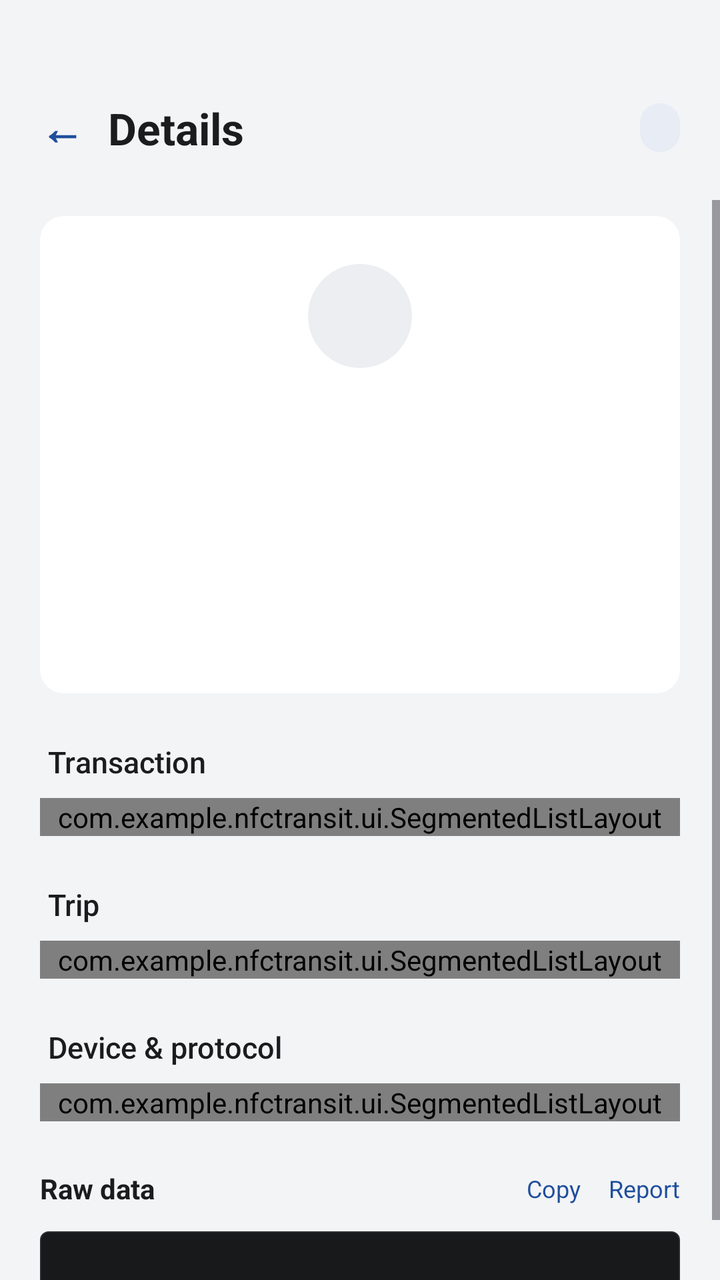
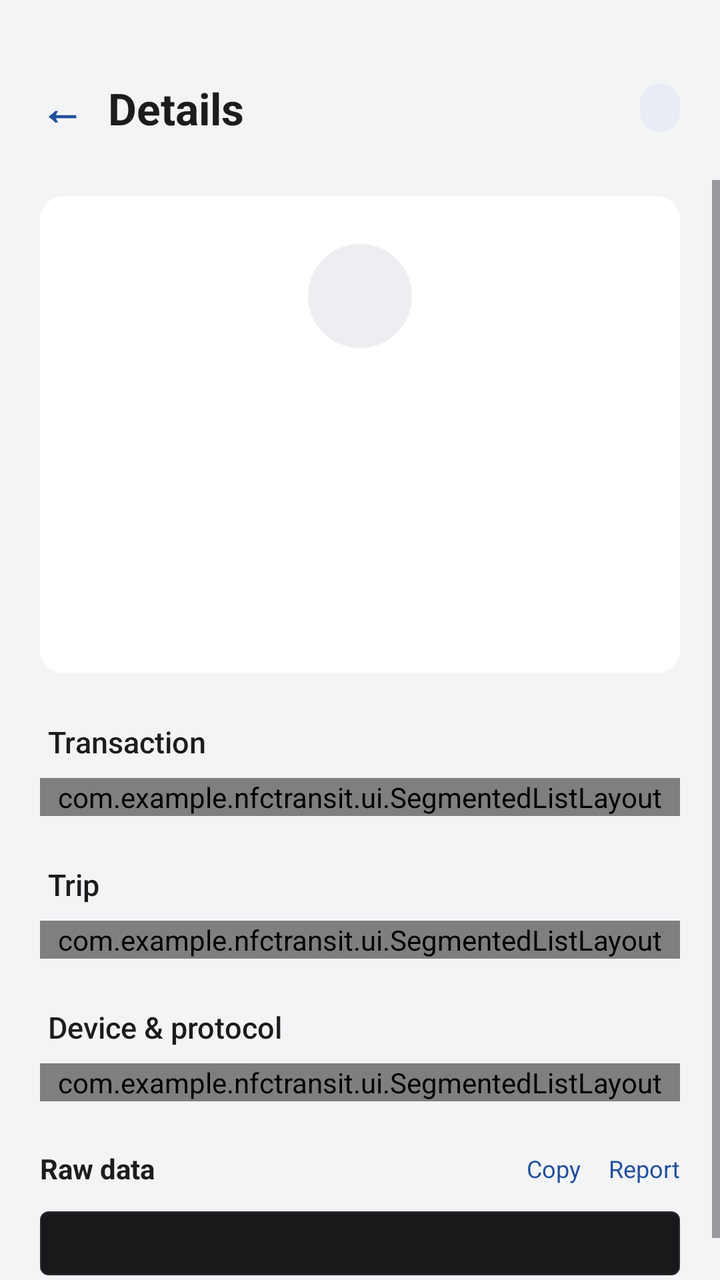

The first picture is an Android layout as it rendered before a commit; the second is the same layout after the commit. The layout source and the unified diff follow.
<!-- AndroidManifest.xml: application theme Theme.TransitU -->
<!-- res/layout/fragment_transaction_detail.xml -->
<?xml version="1.0" encoding="utf-8"?>
<LinearLayout xmlns:android="http://schemas.android.com/apk/res/android"
    android:layout_width="match_parent"
    android:layout_height="match_parent"
    android:orientation="vertical"
    android:background="@color/paper">

        
        <View
            android:layout_width="match_parent"
            android:layout_height="@dimen/status_bar_spacer_height" />

        
        <LinearLayout
            android:layout_width="match_parent"
            android:layout_height="wrap_content"
            android:orientation="horizontal"
            android:paddingStart="11dp"
            android:paddingEnd="20dp"
            android:paddingTop="20dp"
            android:paddingBottom="16dp"
            android:gravity="center_vertical">

            <TextView
                android:id="@+id/btnBack"
                style="@style/BackButton"
                android:text="←"
                android:textColor="@color/accent"
                android:textSize="22sp"
                android:textStyle="bold" />

            <TextView
                android:layout_width="0dp"
                android:layout_height="wrap_content"
                android:layout_weight="1"
                android:text="@string/txn_detail_title"
                android:textColor="@color/ink"
                android:textSize="22sp"
                android:textStyle="bold" />

            <LinearLayout
                android:id="@+id/cardBadge"
                android:layout_width="wrap_content"
                android:layout_height="wrap_content"
                android:background="@drawable/bg_card_badge"
                android:paddingStart="10dp"
                android:paddingEnd="10dp"
                android:paddingTop="4dp"
                android:paddingBottom="4dp">

                <TextView
                    android:id="@+id/tvCardBadge"
                    android:layout_width="wrap_content"
                    android:layout_height="wrap_content"
                    android:text=""
                    android:textColor="@color/accent"
                    android:textSize="12sp"
                    android:textStyle="bold"
                    android:maxWidth="140dp"
                    android:maxLines="1"
                    android:ellipsize="end" />
            </LinearLayout>
        </LinearLayout>

        
        <ScrollView
            android:layout_width="match_parent"
            android:layout_height="match_parent"
            android:background="@color/paper">

            <LinearLayout
                android:layout_width="match_parent"
                android:layout_height="wrap_content"
                android:orientation="vertical">

        
        <LinearLayout
            android:layout_width="match_parent"
            android:layout_height="wrap_content"
            android:layout_marginStart="20dp"
            android:layout_marginTop="8dp"
            android:layout_marginEnd="20dp"
            android:background="@drawable/bg_card_plain"
            android:gravity="center_horizontal"
            android:orientation="vertical"
            android:paddingStart="20dp"
            android:paddingTop="24dp"
            android:paddingEnd="20dp"
            android:paddingBottom="20dp">

            <TextView
                android:id="@+id/tvHeroIcon"
                android:layout_width="52dp"
                android:layout_height="52dp"
                android:background="@drawable/bg_icon_circle"
                android:gravity="center"
                android:importantForAccessibility="no"
                android:textSize="20sp" />

            <TextView
                android:id="@+id/tvAmountHeader"
                android:layout_width="wrap_content"
                android:layout_height="wrap_content"
                android:layout_marginTop="12dp"
                android:fontFamily="sans-serif-medium"
                android:includeFontPadding="false"
                android:textColor="@color/ink"
                android:textSize="40sp"
                android:textStyle="bold" />

            <TextView
                android:id="@+id/tvHeroTitle"
                android:layout_width="wrap_content"
                android:layout_height="wrap_content"
                android:layout_marginTop="10dp"
                android:fontFamily="sans-serif-medium"
                android:gravity="center"
                android:textColor="@color/ink"
                android:textSize="17sp" />

            <TextView
                android:id="@+id/tvHeroSubtitle"
                android:layout_width="wrap_content"
                android:layout_height="wrap_content"
                android:layout_marginTop="4dp"
                android:gravity="center"
                android:textColor="@color/ink_3"
                android:textSize="13sp" />

            <LinearLayout
                android:layout_width="wrap_content"
                android:layout_height="wrap_content"
                android:layout_marginTop="12dp"
                android:gravity="center_vertical"
                android:orientation="horizontal">

                
                <TextView
                    android:id="@+id/tvHeroDirection"
                    android:layout_width="wrap_content"
                    android:layout_height="24dp"
                    android:layout_marginEnd="8dp"
                    android:gravity="center"
                    android:paddingStart="10dp"
                    android:paddingEnd="10dp"
                    android:textSize="12sp"
                    android:visibility="gone" />

                <TextView
                    android:id="@+id/tvHeroTime"
                    android:layout_width="wrap_content"
                    android:layout_height="wrap_content"
                    android:textColor="@color/ink_3"
                    android:textSize="13sp" />
            </LinearLayout>
        </LinearLayout>

        
        <LinearLayout
            android:id="@+id/detailRowsContainer"
            android:layout_width="match_parent"
            android:layout_height="wrap_content"
            android:orientation="vertical"
            android:paddingBottom="8dp">

            <TextView
                style="@style/DetailSectionTitle"
                android:text="@string/txn_detail_info" />

            <com.example.nfctransit.ui.SegmentedListLayout
                android:id="@+id/sectionTxn"
                style="@style/DetailSectionCard" />

            <LinearLayout
                android:id="@+id/sectionTripWrap"
                android:layout_width="match_parent"
                android:layout_height="wrap_content"
                android:orientation="vertical">

                <TextView
                    style="@style/DetailSectionTitle"
                    android:text="@string/txn_detail_trip" />

                <com.example.nfctransit.ui.SegmentedListLayout
                    android:id="@+id/sectionTrip"
                    style="@style/DetailSectionCard" />
            </LinearLayout>

            <TextView
                style="@style/DetailSectionTitle"
                android:text="@string/txn_detail_device" />

            <com.example.nfctransit.ui.SegmentedListLayout
                android:id="@+id/sectionDevice"
                style="@style/DetailSectionCard" />
        </LinearLayout>

        
        <LinearLayout
            android:layout_width="match_parent"
            android:layout_height="wrap_content"
            android:orientation="vertical"
            android:paddingStart="20dp"
            android:paddingTop="16dp"
            android:paddingEnd="20dp"
            android:paddingBottom="24dp">

            <LinearLayout
                android:layout_width="match_parent"
                android:layout_height="wrap_content"
                android:orientation="horizontal"
                android:gravity="center_vertical"
                android:paddingBottom="12dp">

                <TextView
                    android:layout_width="0dp"
                    android:layout_height="wrap_content"
                    android:layout_weight="1"
                    android:text="@string/label_raw_data"
                    android:textColor="@color/ink"
                    android:textSize="14sp"
                    android:textStyle="bold" />

                <TextView
                    android:id="@+id/btnCopyHex"
                    android:layout_width="wrap_content"
                    android:layout_height="wrap_content"
                    android:text="@string/action_copy"
                    android:textColor="@color/accent"
                    android:textSize="12sp"
                    android:clickable="true"
                    android:focusable="true" />

                <TextView
                    android:id="@+id/btnFeedbackHex"
                    android:layout_width="wrap_content"
                    android:layout_height="wrap_content"
                    android:layout_marginStart="14dp"
                    android:text="@string/action_report"
                    android:textColor="@color/accent"
                    android:textSize="12sp"
                    android:clickable="true"
                    android:focusable="true" />
            </LinearLayout>

            
            <LinearLayout
                android:id="@+id/hexPanel"
                android:layout_width="match_parent"
                android:layout_height="wrap_content"
                android:orientation="vertical"
                android:background="@drawable/bg_hex_panel"
                android:padding="16dp"
                android:visibility="visible">
            </LinearLayout>
        </LinearLayout>
            </LinearLayout>
        </ScrollView>
    </LinearLayout>
<!-- resources referenced by this layout -->
<resources>
  <color name="accent">#1F4E9C</color>
  <color name="ink">#1B1C1E</color>
  <color name="ink_3">#6B6F76</color>
  <color name="paper">#F3F4F6</color>
  <dimen name="status_bar_spacer_height">0dp</dimen>
  <!-- drawable bg_card_badge (drawable) -->
  <?xml version="1.0" encoding="utf-8"?>
  <shape xmlns:android="http://schemas.android.com/apk/res/android">
      <solid android:color="@color/accent_container" />
      <corners android:radius="999dp" />
  </shape>
  <!-- drawable bg_card_plain (drawable) -->
  <?xml version="1.0" encoding="utf-8"?>
  <shape xmlns:android="http://schemas.android.com/apk/res/android">
      <solid android:color="@color/surface" />
      <corners android:radius="12dp" />
  </shape>
  <!-- drawable bg_hex_panel (drawable) -->
  <?xml version="1.0" encoding="utf-8"?>
  <shape xmlns:android="http://schemas.android.com/apk/res/android">
      <solid android:color="@color/night" />
      <corners android:radius="4dp" />
      <stroke android:width="0.5dp" android:color="@color/night_2" />
  </shape>
  <!-- drawable bg_icon_circle (drawable) -->
  <?xml version="1.0" encoding="utf-8"?>
  <shape xmlns:android="http://schemas.android.com/apk/res/android"
      android:shape="oval">
      <solid android:color="@color/fill" />
      <size android:width="36dp" android:height="36dp" />
  </shape>
  <string name="action_copy">Copy</string>
  <string name="action_report">Report</string>
  <string name="label_raw_data">Raw data</string>
  <string name="txn_detail_device">Device &amp; protocol</string>
  <string name="txn_detail_info">Transaction</string>
  <string name="txn_detail_title">Details</string>
  <string name="txn_detail_trip">Trip</string>
  <style name="BackButton">
          <item name="android:layout_width">40dp</item>
          <item name="android:layout_height">40dp</item>
          <item name="android:layout_marginEnd">3dp</item>
          <item name="android:gravity">center</item>
          <item name="android:background">@drawable/bg_back_button</item>
          <item name="android:clickable">true</item>
          <item name="android:focusable">true</item>
      </style>
  <style name="DetailSectionCard">
          <item name="android:layout_width">match_parent</item>
          <item name="android:layout_height">wrap_content</item>
          <item name="android:layout_marginStart">20dp</item>
          <item name="android:layout_marginEnd">20dp</item>
          <item name="android:orientation">vertical</item>
      </style>
  <color name="accent_container">#E7ECF5</color>
  <color name="surface">#FFFFFF</color>
  <color name="night">#18191B</color>
  <color name="night_2">#2A2C30</color>
  <color name="fill">#ECEEF1</color>
  <!-- drawable bg_back_button (drawable) -->
  <?xml version="1.0" encoding="utf-8"?>
  <shape xmlns:android="http://schemas.android.com/apk/res/android"
      android:shape="oval">
      <solid android:color="@android:color/transparent" />
  </shape>
  <!-- drawable tu_text_select_handle_middle (drawable) -->
  <?xml version="1.0" encoding="utf-8"?>
  <bitmap xmlns:android="http://schemas.android.com/apk/res/android"
      android:src="@drawable/abc_text_select_handle_middle_mtrl"
      android:tint="?attr/colorPrimary"
      android:tintMode="src_in" />
  <!-- drawable tu_text_select_handle_left (drawable) -->
  <?xml version="1.0" encoding="utf-8"?>
  <bitmap xmlns:android="http://schemas.android.com/apk/res/android"
      android:src="@drawable/abc_text_select_handle_left_mtrl"
      android:tint="?attr/colorPrimary"
      android:tintMode="src_in" />
  <!-- drawable tu_text_select_handle_right (drawable) -->
  <?xml version="1.0" encoding="utf-8"?>
  <bitmap xmlns:android="http://schemas.android.com/apk/res/android"
      android:src="@drawable/abc_text_select_handle_right_mtrl"
      android:tint="?attr/colorPrimary"
      android:tintMode="src_in" />
  <!-- unchanged entries left out for length: 2 -->
</resources>

<!-- the commit's change to res/layout/fragment_transaction_detail.xml (unified diff, before → after) -->
@@ -17,7 +17,7 @@
             android:orientation="horizontal"
             android:paddingStart="11dp"
             android:paddingEnd="20dp"
-            android:paddingTop="20dp"
+            android:paddingTop="@dimen/nav_header_padding_top"
             android:paddingBottom="16dp"
             android:gravity="center_vertical">
 
<!-- resource entries referenced after the edit -->
@@ -4,6 +4,7 @@
   <color name="ink">#1B1C1E</color>
   <color name="ink_3">#6B6F76</color>
   <color name="paper">#F3F4F6</color>
+  <dimen name="nav_header_padding_top">10dp</dimen>
   <dimen name="status_bar_spacer_height">0dp</dimen>
   <!-- drawable bg_card_badge (drawable) -->
   <?xml version="1.0" encoding="utf-8"?>
